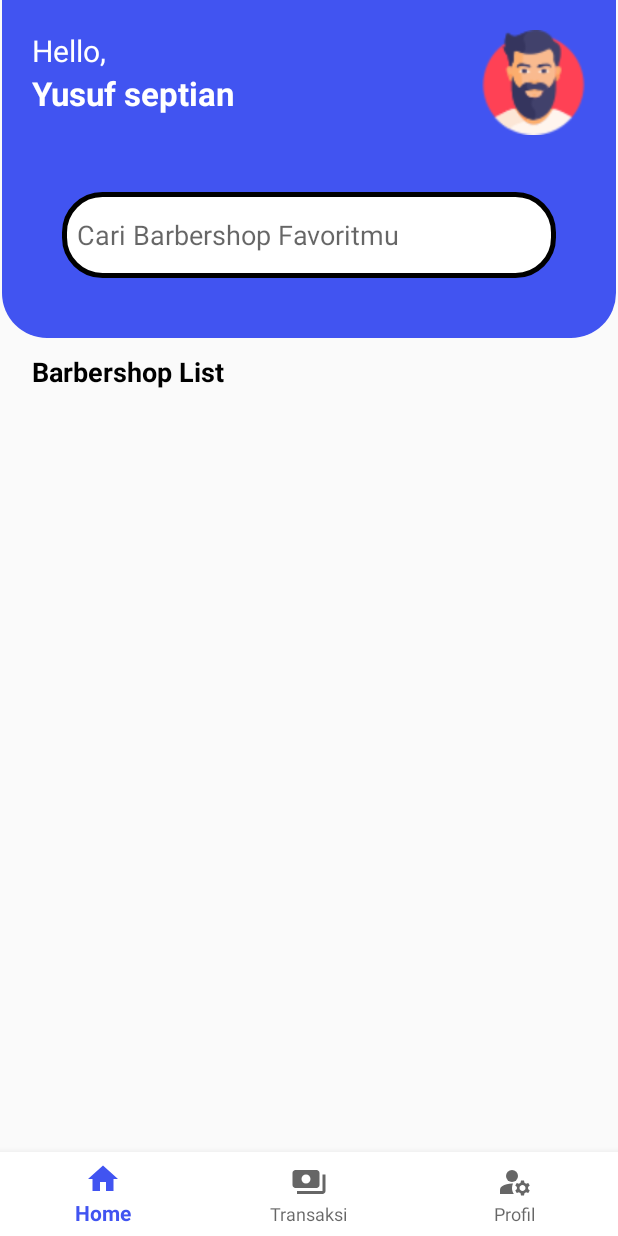
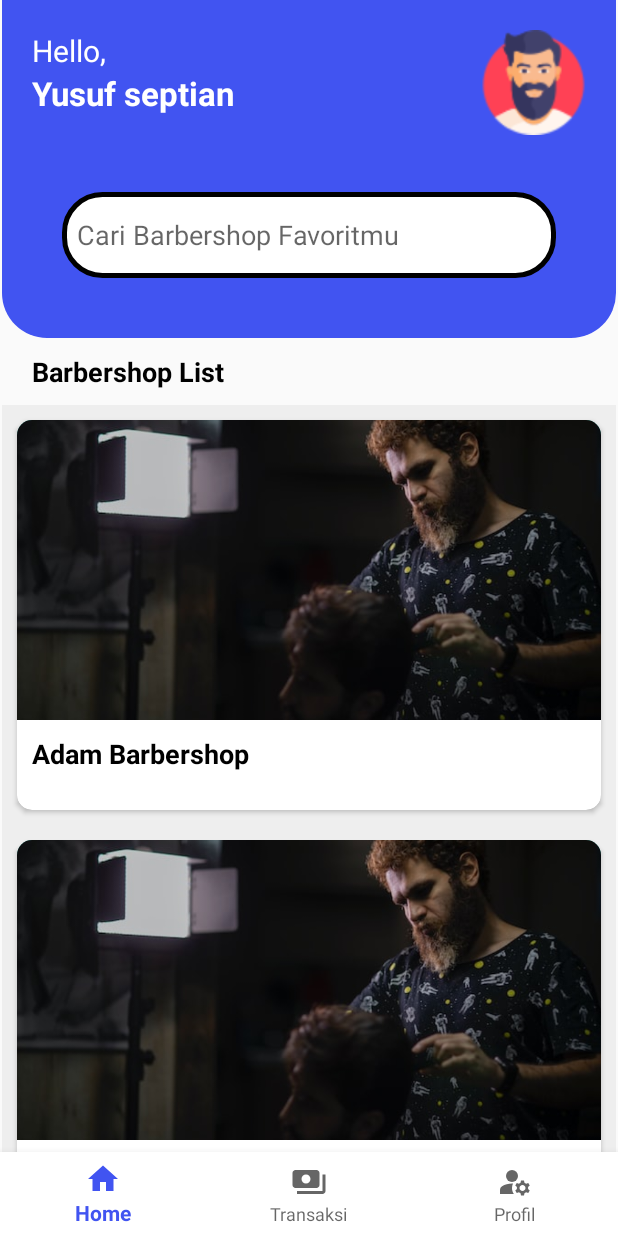
Before and after one commit to yusufseptian/findbarber_mobile, an Android app: the HomeFragment screen opened directly, with no data from a screen before it, on a phone screen of 412 x 824 dp. Run offline under Robolectric (Android 15) with nearby library versions, the phone set to English and light mode, and no system bars; our stand-ins replace navigation-ui.

Commit message:
Fix adapter

```diff
--- a/app/src/main/java/com/example/findbarber/BarberAdapter.kt
+++ b/app/src/main/java/com/example/findbarber/BarberAdapter.kt
@@ -5,17 +5,21 @@ import android.view.LayoutInflater
 import android.view.View
 import android.view.ViewGroup
 import android.widget.ImageView
+import android.widget.TextView
 import androidx.recyclerview.widget.RecyclerView
 
-class BarberAdapter(private val context: Context, private val barbershop: List<Barbershop>, val listener: (Barbershop) -> Unit)
+class BarberAdapter(private val context: Context, private val barbershop: List<Barbershop>)
     :RecyclerView.Adapter<BarberAdapter.BarbershopViewHolder>(){
+
     class BarbershopViewHolder(view: View):RecyclerView.ViewHolder(view) {
         val imgBarber = view.findViewById<ImageView>(R.id.img_cover)
-        val titleBarber = view.findViewById<ImageView>(R.id.title_barber)
+        val titleBarber = view.findViewById<TextView>(R.id.title_barber)
+        val vw = view
 
-        fun bindview(barbershop: Barbershop, listener: (Barbershop) -> Unit){
-             imgBarber.setImageResource(barbershop.imgBarber)
+        fun bindview(barbershop: Barbershop){
+            imgBarber.setImageResource(barbershop.imgBarber)
             titleBarber.text = barbershop.titleBarber
+
         }
 
     }
@@ -27,7 +31,7 @@ class BarberAdapter(private val context: Context, private val barbershop: List<B
     }
 
     override fun onBindViewHolder(holder: BarbershopViewHolder, position: Int) {
-        holder.bindview(barbershop[position],listener)
+        holder.bindview(barbershop[position])
     }
 
     override fun getItemCount(): Int = barbershop.size
--- a/app/src/main/java/com/example/findbarber/HomeActivity.kt
+++ b/app/src/main/java/com/example/findbarber/HomeActivity.kt
@@ -17,37 +17,5 @@ class HomeActivity : AppCompatActivity() {
         val navController = findNavController(R.id.fragment)
 
         bottomNavigationView.setupWithNavController(navController)
-
-        val barberList = listOf<Barbershop>(
-            Barbershop(
-                R.drawable.gambar_barber,
-                titleBarber = "Adam Barbershop"
-            ),
-
-            Barbershop(
-                R.drawable.gambar_barber,
-                titleBarber = "Hans Barbershop"
-            ),
-
-            Barbershop(
-                R.drawable.gambar_barber,
-                titleBarber = "Evo Barbershop"
-            ),
-
-            Barbershop(
-                R.drawable.gambar_barber,
-                titleBarber = "Alfa Barbershop"
-            ),
-
-            Barbershop(
-                R.drawable.gambar_barber,
-                titleBarber = "Beta Barbershop"
-            ),
-
-        )
-        val recyclerView = findViewById<RecyclerView>(R.id.barber_show)
-        recyclerView.LayoutManager = LinearLayoutManager(this)
-        recyclerView.setHasFixedSize(true)
-        recyclerView.adapter = BarberAdapter(this,barberList)
     }
 }
--- a/app/src/main/java/com/example/findbarber/HomeFragment.kt
+++ b/app/src/main/java/com/example/findbarber/HomeFragment.kt
@@ -5,6 +5,8 @@ import androidx.fragment.app.Fragment
 import android.view.LayoutInflater
 import android.view.View
 import android.view.ViewGroup
+import androidx.recyclerview.widget.LinearLayoutManager
+import androidx.recyclerview.widget.RecyclerView
 
 class HomeFragment : Fragment() {
     override fun onCreateView(
@@ -13,7 +15,39 @@ class HomeFragment : Fragment() {
 
     ): View? {
         // Inflate the layout for this fragment
-        return inflater.inflate(R.layout.fragment_home, container, false)
+        var v = inflater.inflate(R.layout.fragment_home, container, false)
+        val barberList = listOf<Barbershop>(
+            Barbershop(
+                R.drawable.gambar_barber,
+                titleBarber = "Adam Barbershop"
+            ),
+
+            Barbershop(
+                R.drawable.gambar_barber,
+                titleBarber = "Hans Barbershop"
+            ),
+
+            Barbershop(
+                R.drawable.gambar_barber,
+                titleBarber = "Evo Barbershop"
+            ),
+
+            Barbershop(
+                R.drawable.gambar_barber,
+                titleBarber = "Alfa Barbershop"
+            ),
+
+            Barbershop(
+                R.drawable.gambar_barber,
+                titleBarber = "Beta Barbershop"
+            ),
+
+            )
+        val recyclerView = v.findViewById<RecyclerView>(R.id.homeFragment)
+        recyclerView.layoutManager = LinearLayoutManager(v.context)
+        recyclerView.setHasFixedSize(true)
+        recyclerView.adapter = BarberAdapter(v.context,barberList)
+        return v
     }
 
 
--- a/app/src/main/res/layout/activity_login.xml
+++ b/app/src/main/res/layout/activity_login.xml
@@ -16,7 +16,8 @@
         android:layout_marginEnd="20dp"
         android:layout_marginBottom="20dp"
         android:id="@+id/l_img"
-        android:src="@drawable/ic_baseline_arrow_back_ios_24" />
+        android:src="@drawable/ic_baseline_arrow_back_ios_24"
+        android:onClick="back"/>
 
     <TextView
         android:layout_width="wrap_content"
@@ -85,7 +86,8 @@
         android:textSize="14dp"
         android:layout_centerHorizontal="true"
         android:background="@drawable/button_shape"
-        android:id="@+id/l_btn_1"/>
+        android:id="@+id/l_btn_1"
+        android:onClick="login"/>
     <LinearLayout
         android:layout_width="match_parent"
         android:layout_height="wrap_content"
--- a/app/src/main/res/layout/activity_main.xml
+++ b/app/src/main/res/layout/activity_main.xml
@@ -46,7 +46,8 @@
         android:textSize="14dp"
         android:layout_centerHorizontal="true"
         android:background="@drawable/button_shape"
-        android:id="@+id/btn_1"/>
+        android:id="@+id/btn_1"
+        android:onClick="toWelcome"/>
 
 
 
--- a/app/src/main/res/layout/activity_register.xml
+++ b/app/src/main/res/layout/activity_register.xml
@@ -16,7 +16,8 @@
         android:layout_marginEnd="20dp"
         android:layout_marginBottom="20dp"
         android:id="@+id/r_img"
-        android:src="@drawable/ic_baseline_arrow_back_ios_24" />
+        android:src="@drawable/ic_baseline_arrow_back_ios_24"
+        android:onClick="back"/>
 
     <TextView
         android:layout_width="wrap_content"
--- a/app/src/main/res/layout/activity_welcome.xml
+++ b/app/src/main/res/layout/activity_welcome.xml
@@ -35,7 +35,8 @@
         android:textSize="14dp"
         android:layout_centerHorizontal="true"
         android:background="@drawable/button_shape"
-        android:id="@+id/w_btn_1"/>
+        android:id="@+id/w_btn_1"
+        android:onClick="login"/>
 
     <Button
         android:layout_width="wrap_content"
@@ -48,6 +49,7 @@
         android:textSize="14dp"
         android:layout_centerHorizontal="true"
         android:background="@drawable/button_shape_sec"
-        android:id="@+id/w_btn_2"/>
+        android:id="@+id/w_btn_2"
+        android:onClick="regist"/>
 
 </RelativeLayout>
--- a/app/src/main/res/layout/card_barber.xml
+++ b/app/src/main/res/layout/card_barber.xml
@@ -1,6 +1,6 @@
 <?xml version="1.0" encoding="utf-8"?>
 <LinearLayout
-    android:layout_height="match_parent"
+    android:layout_height="wrap_content"
     android:layout_width="match_parent"
     xmlns:android="http://schemas.android.com/apk/res/android"
     xmlns:tools="http://schemas.android.com/tools"
--- a/app/src/main/res/layout/fragment_home.xml
+++ b/app/src/main/res/layout/fragment_home.xml
@@ -85,8 +85,7 @@
         <androidx.recyclerview.widget.RecyclerView
             android:layout_width="match_parent"
             android:layout_height="match_parent"
-            android:id="@+id/homeFragment"
-            tools:listitem="@layout/card_barber"/>
+            android:id="@+id/homeFragment"/>
     </LinearLayout>
 
 </FrameLayout>
```
Also changed, not shown: app/src/main/java/com/example/findbarber/LoginActivity.kt (+20 -11 lines), app/src/main/java/com/example/findbarber/MainActivity.kt (+10 -4 lines), app/src/main/java/com/example/findbarber/RegisterActivity.kt (+11 -5 lines), app/src/main/java/com/example/findbarber/WelcomeActivity.kt (+19 -12 lines).
